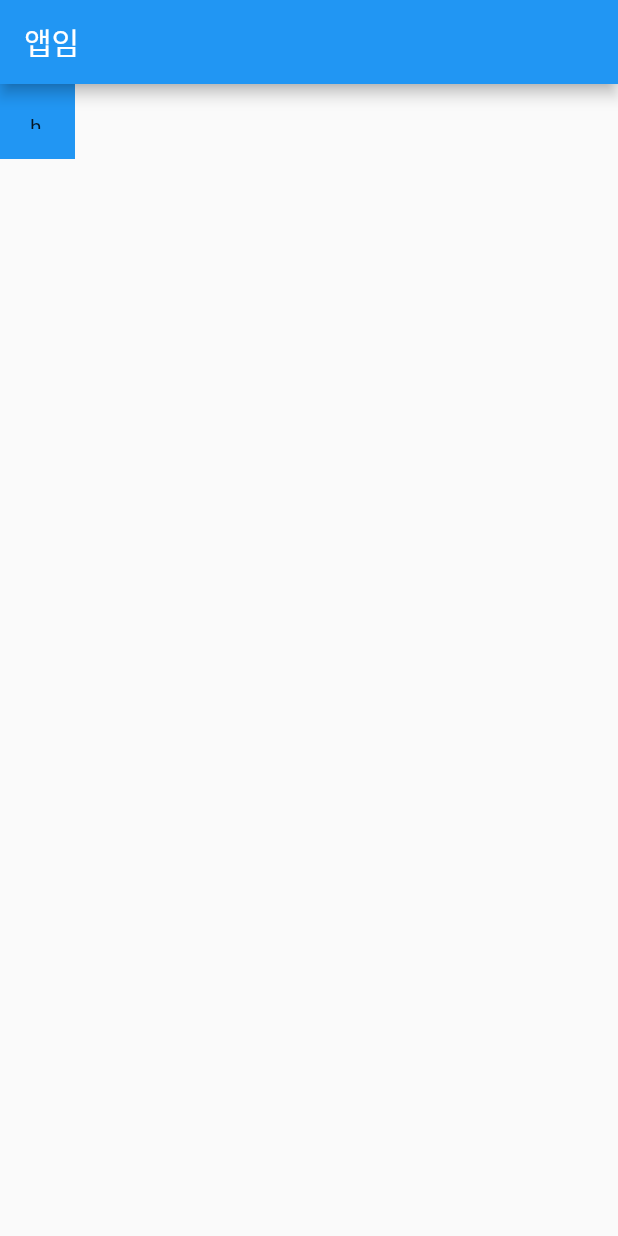
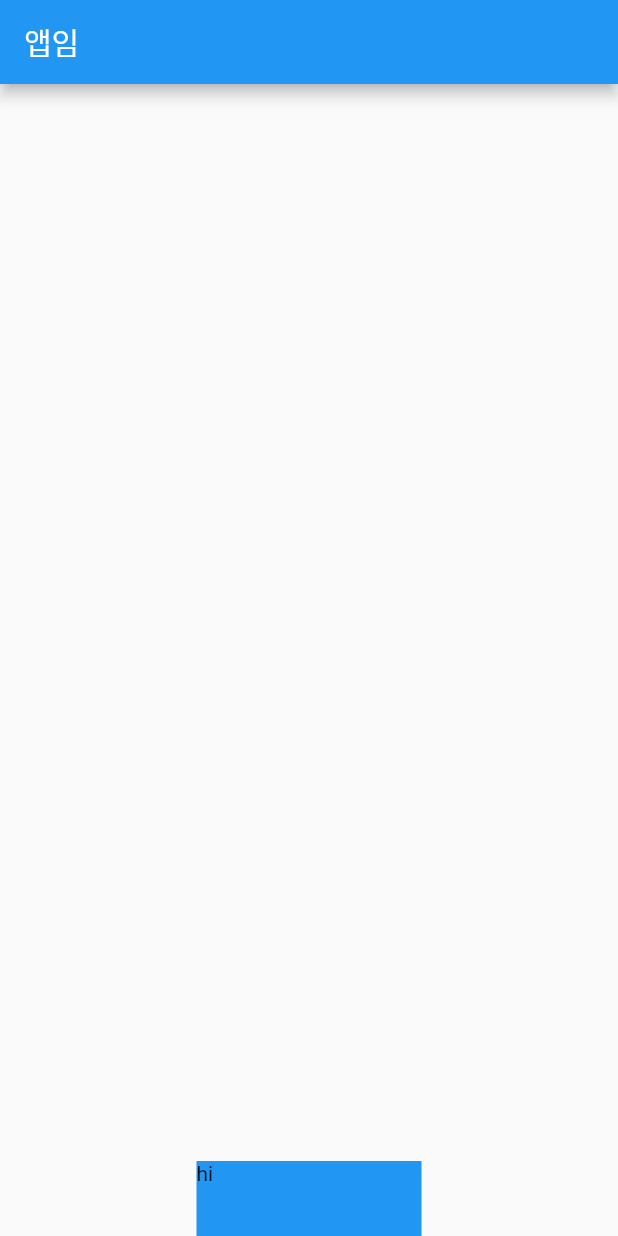
Before and after one commit to changDDAO/contact, a Flutter app: the screen it shows after launch, on a phone screen of 412 x 824 dp. Run offline on Flutter 3.47's test engine with Material 2 defaults, Android fonts, the phone set to English and light mode, and no system bars.

Commit message:
alignment test

```diff
--- a/lib/main.dart
+++ b/lib/main.dart
@@ -11,12 +11,16 @@ class MyApp extends StatelessWidget {
   Widget build(BuildContext context) {
     return MaterialApp(
         home: Scaffold(
-            appBar: AppBar(title: Text('앱임')),
-            body: Container(
-              width:50, height: 50, color: Colors.blue,
-              padding: EdgeInsets.all(20),
+          appBar: AppBar(title: Text('앱임')),
+          body: Align(
+            alignment: Alignment.bottomCenter,
+            child: Container(
+              width: 150,
+              height: 50, color: Colors.blue,
+
               child: Text('hi'),
             ),
-            ));
+          ),
+        ));
   }
 }
```
